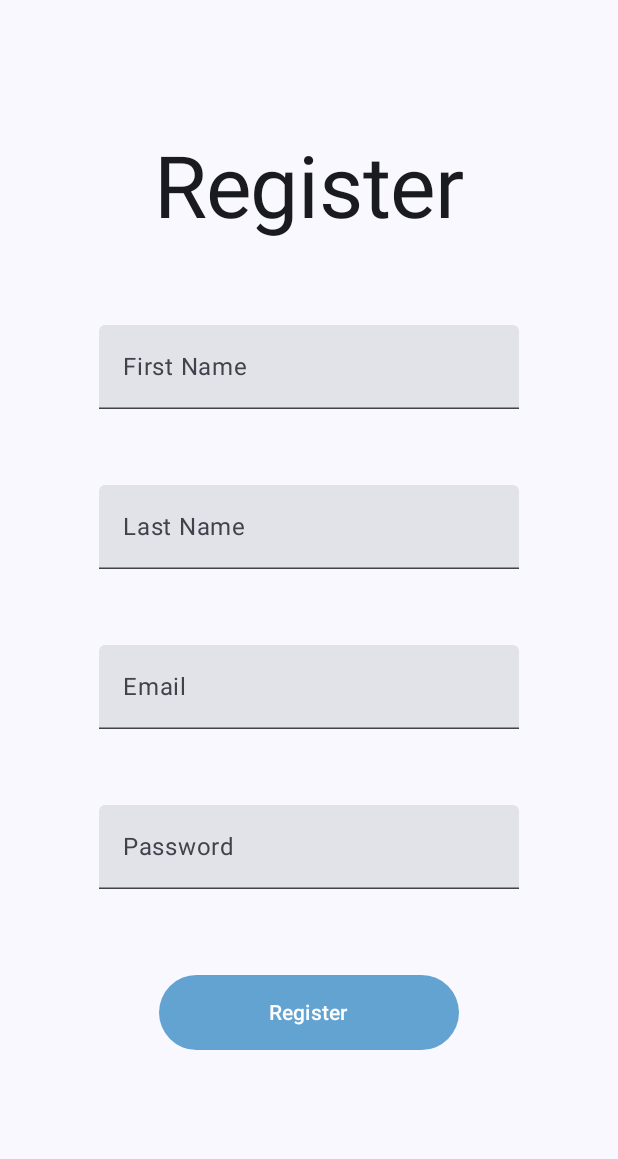
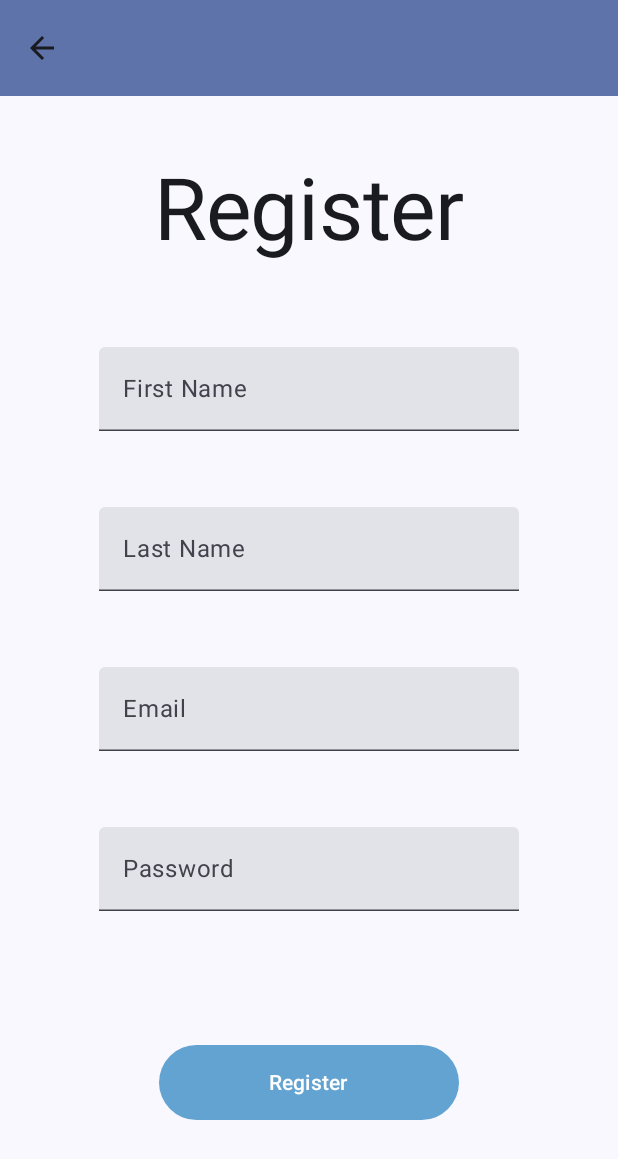
Before and after one commit to emartinez67/Educational-Game, an Android app built with Jetpack Compose: the RegistrationScreen screen opened through its navigation route, on a phone screen of 412 x 824 dp. Shown: the top 1159 px of the screen. Run offline under Robolectric (Android 15) with nearby library versions, the phone set to English and light mode, and no system bars.

Commit message:
Added top app bar with up button

```diff
--- a/app/src/main/java/com/example/project3/data/ChildDao.kt
+++ b/app/src/main/java/com/example/project3/data/ChildDao.kt
@@ -3,9 +3,13 @@ package com.example.project3.data
 import androidx.room.Dao
 import androidx.room.Insert
 import androidx.room.OnConflictStrategy
+import androidx.room.Query
 
 @Dao
 interface ChildDao {
     @Insert(onConflict = OnConflictStrategy.REPLACE)
     fun registerChild(child: Child): Long
+
+    @Query("SELECT * FROM Child WHERE email = :email")
+    suspend fun getChildByEmail(email: String): Child?
 }
--- a/app/src/main/java/com/example/project3/ui/EducationalGameApp.kt
+++ b/app/src/main/java/com/example/project3/ui/EducationalGameApp.kt
@@ -1,6 +1,16 @@
 package com.example.project3.ui
 
+import androidx.compose.material.icons.Icons
+import androidx.compose.material.icons.automirrored.filled.ArrowBack
+import androidx.compose.material3.ExperimentalMaterial3Api
+import androidx.compose.material3.Icon
+import androidx.compose.material3.IconButton
+import androidx.compose.material3.MaterialTheme
+import androidx.compose.material3.Text
+import androidx.compose.material3.TopAppBar
+import androidx.compose.material3.TopAppBarDefaults
 import androidx.compose.runtime.Composable
+import androidx.compose.ui.Modifier
 import androidx.navigation.compose.NavHost
 import androidx.navigation.compose.composable
 import androidx.navigation.compose.rememberNavController
@@ -31,11 +41,44 @@ fun EducationalGameApp() {
         }
 
         composable<Routes.Login> {
-            LoginScreen(navController)
+            LoginScreen(
+                navController,
+                onUpClick = {
+                    navController.navigateUp()
+                }
+            )
         }
 
         composable<Routes.Registration> {
-            RegistrationScreen(navController)
+            RegistrationScreen(
+                navController,
+                onUpClick = {
+                    navController.navigateUp()
+                }
+            )
         }
     }
 }
+
+@OptIn(ExperimentalMaterial3Api::class)
+@Composable
+fun EducationalGameAppBar(
+    modifier: Modifier = Modifier,
+    canNavigateBack: Boolean = false,
+    onUpClick: () -> Unit = { },
+) {
+    TopAppBar(
+        title = { Text("") },
+        colors = TopAppBarDefaults.topAppBarColors(
+            containerColor = MaterialTheme.colorScheme.primaryContainer
+        ),
+        modifier = modifier,
+        navigationIcon = {
+            if (canNavigateBack) {
+                IconButton(onClick = onUpClick) {
+                    Icon(Icons.AutoMirrored.Filled.ArrowBack, "Back")
+                }
+            }
+        }
+    )
+}
--- a/app/src/main/java/com/example/project3/ui/RegistrationScreen.kt
+++ b/app/src/main/java/com/example/project3/ui/RegistrationScreen.kt
@@ -10,6 +10,7 @@ import androidx.compose.foundation.layout.size
 import androidx.compose.foundation.lazy.LazyColumn
 import androidx.compose.material3.Button
 import androidx.compose.material3.MaterialTheme
+import androidx.compose.material3.Scaffold
 import androidx.compose.material3.Text
 import androidx.compose.material3.TextField
 import androidx.compose.runtime.Composable
@@ -30,20 +31,30 @@ fun RegistrationScreen(
     navController: NavController,
     registrationViewModel: RegistrationViewModel = viewModel(
         factory = RegistrationViewModel.Factory
+    ),
+    onUpClick: () -> Unit = { }
+) {
+    Scaffold(
+        topBar = {
+            EducationalGameAppBar(
+                canNavigateBack = true,
+                onUpClick = onUpClick
             )
-) {
+        }
+    ) { innerPadding ->
         Box(
             modifier = Modifier.fillMaxSize()
         ) {
             LazyColumn(
-            modifier = Modifier.fillMaxSize(),
+                modifier = Modifier.fillMaxSize().padding(innerPadding),
                 verticalArrangement = Arrangement.Center,
                 horizontalAlignment = Alignment.CenterHorizontally
             ) {
                 item {
                     Text(
                         text = "Register",
-                    style = MaterialTheme.typography.displayLarge
+                        style = MaterialTheme.typography.displayLarge,
+                        modifier = Modifier.padding(top = 30.dp)
                     )
                 }
                 item {
@@ -81,7 +92,7 @@ fun RegistrationScreen(
                 }
                 item {
                     Spacer(
-                    modifier = Modifier.padding(16.dp)
+                        modifier = Modifier.padding(innerPadding)
                     )
                 }
                 item {
@@ -115,7 +126,7 @@ fun RegistrationScreen(
                 }
                 item {
                     Spacer(
-                    modifier = Modifier.padding(16.dp)
+                        modifier = Modifier.padding(innerPadding)
                     )
                 }
                 if (registrationViewModel.showErrors && registrationViewModel.errorMessage.isNotEmpty()) {
@@ -124,6 +135,7 @@ fun RegistrationScreen(
                             text = registrationViewModel.errorMessage,
                             color = MaterialTheme.colorScheme.error
                         )
+                    }
                 }
             }
         }
```
Also changed, not shown: app/src/main/java/com/example/project3/data/UserRepository.kt (+13 -0 lines), app/src/main/java/com/example/project3/ui/LoginScreen.kt (+27 -8 lines), app/src/main/java/com/example/project3/ui/LoginViewModel.kt (+21 -0 lines). Lines whose indentation alone changed are shown as unchanged.
